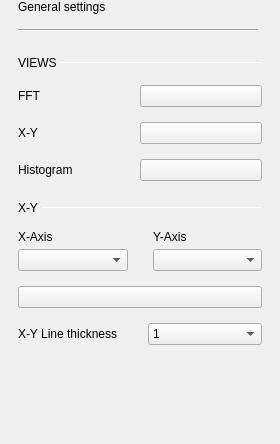
This is ui/osc_general_settings.ui in analogdevicesinc/scopy as Qt 5 draws it before an edit. The edited form follows.
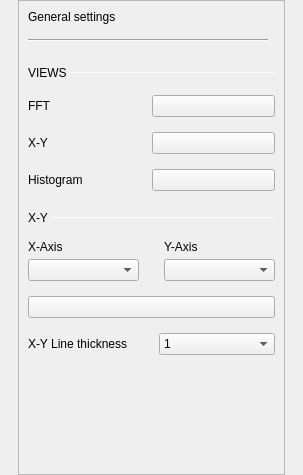
This is the edited form. Custom widgets are drawn as their Qt base class.

Commit message: Ui: Added scroll areas where needed

```diff
--- a/ui/osc_general_settings.ui
+++ b/ui/osc_general_settings.ui
@@ -6,10 +6,16 @@
    <rect>
     <x>0</x>
     <y>0</y>
-    <width>280</width>
-    <height>444</height>
+    <width>303</width>
+    <height>475</height>
    </rect>
   </property>
+  <property name="sizePolicy">
+   <sizepolicy hsizetype="Fixed" vsizetype="Fixed">
+    <horstretch>0</horstretch>
+    <verstretch>0</verstretch>
+   </sizepolicy>
+  </property>
   <property name="windowTitle">
    <string>GeneralSettings</string>
   </property>
@@ -33,6 +39,42 @@
     <number>0</number>
    </property>
    <item>
+    <widget class="QScrollArea" name="scrollArea">
+     <property name="sizePolicy">
+      <sizepolicy hsizetype="Preferred" vsizetype="Preferred">
+       <horstretch>0</horstretch>
+       <verstretch>0</verstretch>
+      </sizepolicy>
+     </property>
+     <property name="verticalScrollBarPolicy">
+      <enum>Qt::ScrollBarAsNeeded</enum>
+     </property>
+     <property name="horizontalScrollBarPolicy">
+      <enum>Qt::ScrollBarAlwaysOff</enum>
+     </property>
+     <property name="sizeAdjustPolicy">
+      <enum>QAbstractScrollArea::AdjustIgnored</enum>
+     </property>
+     <property name="widgetResizable">
+      <bool>true</bool>
+     </property>
+     <widget class="QWidget" name="scrollAreaWidgetContents">
+      <property name="geometry">
+       <rect>
+        <x>0</x>
+        <y>0</y>
+        <width>265</width>
+        <height>473</height>
+       </rect>
+      </property>
+      <property name="sizePolicy">
+       <sizepolicy hsizetype="Preferred" vsizetype="Preferred">
+        <horstretch>0</horstretch>
+        <verstretch>0</verstretch>
+       </sizepolicy>
+      </property>
+      <layout class="QVBoxLayout" name="verticalLayout_5">
+       <item>
     <layout class="QVBoxLayout" name="verticalLayout_2">
      <property name="spacing">
       <number>0</number>
@@ -448,6 +490,10 @@
       </spacer>
      </item>
     </layout>
+       </item>
+      </layout>
+     </widget>
+    </widget>
    </item>
   </layout>
  </widget>
```
Left out of the diff: 32 changed lines with no effect on the pictures. Lines whose indentation alone changed are shown as unchanged. The commit also changes 4 other files.
